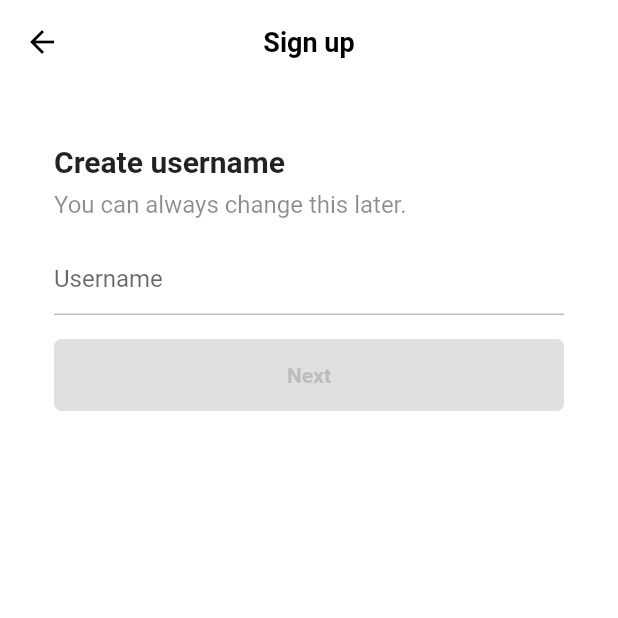
After one commit to bakujinDev/tiktok_clone, a Flutter app: the screen it shows after launch, after a tap on "Use email & password", on a phone screen of 412 x 824 dp, the top half of it. The commit adds this screen. Run offline on Flutter 3.47's test engine with Material 2 defaults, Android fonts, the phone set to English and light mode, and no system bars; our stand-ins replace font_awesome_flutter.

Commit message:
create username, email

```diff
--- a/lib/features/authentication/sign_up_screen.dart
+++ b/lib/features/authentication/sign_up_screen.dart
@@ -3,6 +3,7 @@ import 'package:font_awesome_flutter/font_awesome_flutter.dart';
 import 'package:tiktok_clone/constants/gaps.dart';
 import 'package:tiktok_clone/constants/sizes.dart';
 import 'package:tiktok_clone/features/authentication/login_screen.dart';
+import 'package:tiktok_clone/features/authentication/username_screen.dart';
 import 'package:tiktok_clone/features/authentication/widgets/auth_button.dart';
 
 class SignUpScreen extends StatelessWidget {
@@ -17,6 +18,15 @@ class SignUpScreen extends StatelessWidget {
     );
   }
 
+  void _onUsernameTap(BuildContext context) {
+    Navigator.push(
+      context,
+      MaterialPageRoute(
+        builder: (context) => const UsernameScreen(),
+      ),
+    );
+  }
+
   @override
   Widget build(BuildContext context) {
     return Scaffold(
@@ -24,9 +34,9 @@ class SignUpScreen extends StatelessWidget {
         child: Padding(
           padding: const EdgeInsets.symmetric(horizontal: Sizes.size40),
           child: Column(
-            children: const [
+            children: [
               Gaps.v80,
-              Text(
+              const Text(
                 'Sign up for TikTok',
                 style: TextStyle(
                   fontSize: Sizes.size24,
@@ -34,7 +44,7 @@ class SignUpScreen extends StatelessWidget {
                 ),
               ),
               Gaps.v20,
-              Text(
+              const Text(
                 'Create a profile, follow other accounts, make your own videos, and more.',
                 style: TextStyle(
                   fontSize: Sizes.size16,
@@ -44,12 +54,16 @@ class SignUpScreen extends StatelessWidget {
               ),
               Gaps.v40,
               AuthButton(
-                  icon: FaIcon(FontAwesomeIcons.user),
-                  text: "Use email & password"),
+                icon: const FaIcon(FontAwesomeIcons.user),
+                text: "Use email & password",
+                onTap: () => _onUsernameTap(context),
+              ),
               Gaps.v16,
               AuthButton(
-                  icon: FaIcon(FontAwesomeIcons.apple),
-                  text: "Continue with Apple"),
+                icon: const FaIcon(FontAwesomeIcons.apple),
+                text: "Continue with Apple",
+                onTap: () => _onUsernameTap(context),
+              ),
             ],
           ),
         ),
--- /dev/null
+++ b/lib/features/authentication/username_screen.dart
@@ -0,0 +1,111 @@
+import 'package:flutter/material.dart';
+import 'package:tiktok_clone/constants/gaps.dart';
+import 'package:tiktok_clone/constants/sizes.dart';
+import 'package:tiktok_clone/features/authentication/email_screen.dart';
+import 'package:tiktok_clone/features/authentication/widgets/form_button.dart';
+
+class UsernameScreen extends StatefulWidget {
+  const UsernameScreen({super.key});
+
+  @override
+  State<UsernameScreen> createState() => _UsernameScreenState();
+}
+
+class _UsernameScreenState extends State<UsernameScreen> {
+  final TextEditingController _usernameController = TextEditingController();
+
+  String _username = '';
+
+  @override
+  void initState() {
+    super.initState();
+
+    _usernameController.addListener(() {
+      setState(() {
+        _username = _usernameController.text;
+      });
+    });
+  }
+
+  @override
+  void dispose() {
+    _usernameController.dispose();
+    super.dispose();
+  }
+
+  void _onFormButtonTap() {
+    Navigator.push(
+      context,
+      MaterialPageRoute(
+        builder: (context) => const EmailScreen(),
+      ),
+    );
+  }
+
+  void _onSubmit() {
+    if (_username.isEmpty) return;
+
+    _onFormButtonTap();
+  }
+
+  @override
+  Widget build(BuildContext context) {
+    return Scaffold(
+      appBar: AppBar(
+        title: const Text('Sign up'),
+      ),
+      body: Padding(
+        padding: const EdgeInsets.symmetric(
+          horizontal: Sizes.size36,
+        ),
+        child: Column(
+          crossAxisAlignment: CrossAxisAlignment.start,
+          children: [
+            Gaps.v40,
+            const Text(
+              'Create username',
+              style: TextStyle(
+                fontSize: Sizes.size20,
+                fontWeight: FontWeight.w700,
+              ),
+            ),
+            Gaps.v8,
+            const Text(
+              'You can always change this later.',
+              style: TextStyle(
+                fontSize: Sizes.size16,
+                color: Colors.black45,
+              ),
+            ),
+            Gaps.v16,
+            TextField(
+              controller: _usernameController,
+              keyboardType: TextInputType.name,
+              onEditingComplete: _onSubmit,
+              autocorrect: false,
+              decoration: InputDecoration(
+                hintText: "Username",
+                enabledBorder: UnderlineInputBorder(
+                  borderSide: BorderSide(
+                    color: Colors.grey.shade400,
+                  ),
+                ),
+                focusedBorder: UnderlineInputBorder(
+                  borderSide: BorderSide(
+                    color: Colors.grey.shade400,
+                  ),
+                ),
+              ),
+              cursorColor: Theme.of(context).primaryColor,
+            ),
+            Gaps.v16,
+            FormButton(
+              disabled: _username.isEmpty,
+              onTap: _onFormButtonTap,
+            ),
+          ],
+        ),
+      ),
+    );
+  }
+}
--- a/lib/features/authentication/widgets/auth_button.dart
+++ b/lib/features/authentication/widgets/auth_button.dart
@@ -5,17 +5,25 @@ import 'package:tiktok_clone/constants/sizes.dart';
 class AuthButton extends StatelessWidget {
   final String text;
   final FaIcon icon;
+  final Function? onTap;
 
   const AuthButton({
     super.key,
     required this.text,
     required this.icon,
+    this.onTap,
   });
 
   @override
   Widget build(BuildContext context) {
     return FractionallySizedBox(
       widthFactor: 1,
+      child: GestureDetector(
+        onTap: () {
+          if (onTap != null) {
+            onTap!();
+          }
+        },
         child: Container(
           padding: const EdgeInsets.all(Sizes.size14),
           decoration: BoxDecoration(
@@ -42,6 +50,7 @@ class AuthButton extends StatelessWidget {
             ],
           ),
         ),
+      ),
     );
   }
 }
--- /dev/null
+++ b/lib/features/authentication/widgets/form_button.dart
@@ -0,0 +1,49 @@
+import 'package:flutter/material.dart';
+import 'package:tiktok_clone/constants/sizes.dart';
+
+class FormButton extends StatelessWidget {
+  const FormButton({
+    super.key,
+    required this.disabled,
+    this.onTap,
+  });
+
+  final bool disabled;
+  final Function? onTap;
+
+  @override
+  Widget build(BuildContext context) {
+    return FractionallySizedBox(
+      widthFactor: 1,
+      child: GestureDetector(
+        onTap: () {
+          if (onTap != null && !disabled) {
+            onTap!();
+          }
+        },
+        child: AnimatedContainer(
+          duration: const Duration(milliseconds: 500),
+          padding: const EdgeInsets.symmetric(
+            vertical: Sizes.size16,
+          ),
+          decoration: BoxDecoration(
+              color: disabled
+                  ? Colors.grey.shade300
+                  : Theme.of(context).primaryColor,
+              borderRadius: BorderRadius.circular(Sizes.size5)),
+          child: AnimatedDefaultTextStyle(
+            duration: const Duration(milliseconds: 500),
+            style: TextStyle(
+              fontWeight: FontWeight.w600,
+              color: disabled ? Colors.grey.shade400 : Colors.white,
+            ),
+            child: const Text(
+              'Next',
+              textAlign: TextAlign.center,
+            ),
+          ),
+        ),
+      ),
+    );
+  }
+}
--- a/lib/main.dart
+++ b/lib/main.dart
@@ -1,4 +1,5 @@
 import 'package:flutter/material.dart';
+import 'package:tiktok_clone/constants/sizes.dart';
 import 'package:tiktok_clone/features/authentication/sign_up_screen.dart';
 
 void main() {
@@ -15,6 +16,18 @@ class TikTokApp extends StatelessWidget {
       debugShowCheckedModeBanner: false,
       theme: ThemeData(
         primaryColor: const Color(0xffe9435a),
+        scaffoldBackgroundColor: Colors.white,
+        appBarTheme: const AppBarTheme(
+          centerTitle: true,
+          foregroundColor: Colors.black,
+          backgroundColor: Colors.white,
+          elevation: 0,
+          titleTextStyle: TextStyle(
+            color: Colors.black,
+            fontSize: Sizes.size16 + Sizes.size2,
+            fontWeight: FontWeight.w600,
+          ),
+        ),
       ),
       home: const SignUpScreen(),
     );
```
Also changed, not shown: lib/features/authentication/email_screen.dart (added, +123 -0 lines), lib/features/authentication/passwrod_screeen.dart (added, +16 -0 lines). Lines whose indentation alone changed are shown as unchanged.
